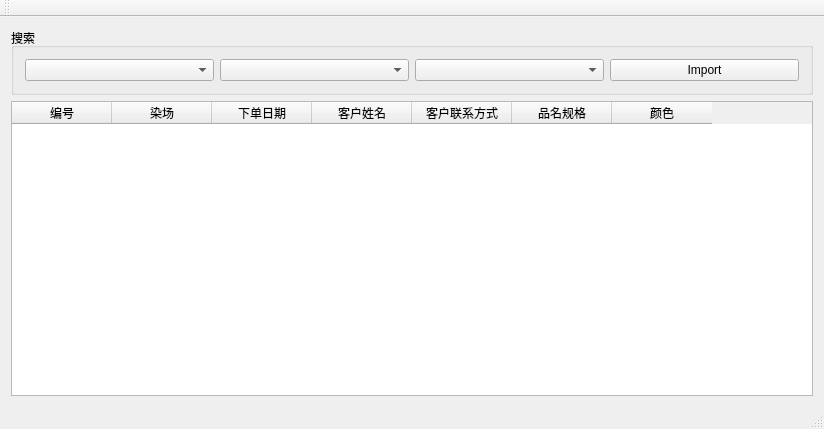
The window that qtcode/linyafangzhi/ui/ui_mainwindow.ui (MingYueRuYa/cprimeprimecode) describes before a commit, drawn with Qt 5.
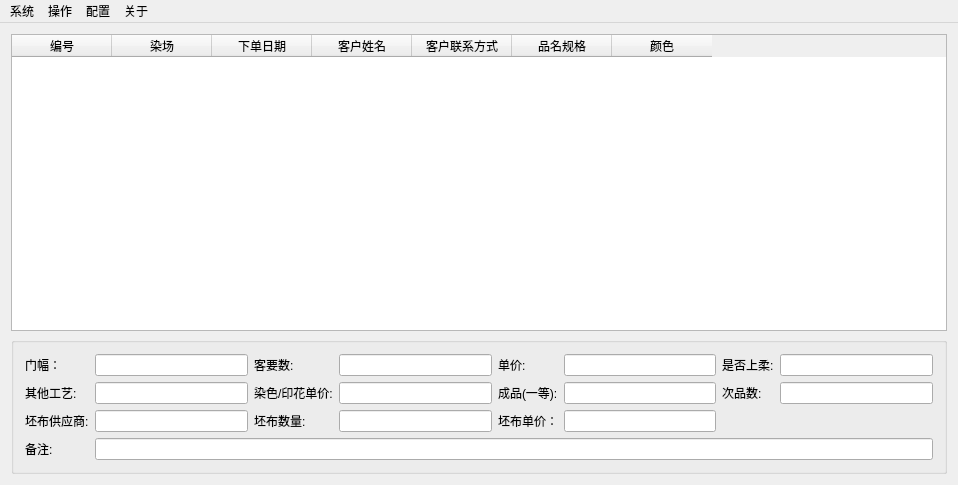
The same window after the commit.

What changed in the file:
```diff
--- a/qtcode/linyafangzhi/ui/ui_mainwindow.ui
+++ b/qtcode/linyafangzhi/ui/ui_mainwindow.ui
@@ -6,62 +6,15 @@
    <rect>
     <x>0</x>
     <y>0</y>
-    <width>824</width>
-    <height>429</height>
+    <width>958</width>
+    <height>485</height>
    </rect>
   </property>
   <property name="windowTitle">
    <string>MainWindow</string>
   </property>
   <widget class="QWidget" name="centralWidget">
-   <layout class="QVBoxLayout" name="verticalLayout_2">
-    <item>
-     <widget class="QGroupBox" name="groupBox">
-      <property name="styleSheet">
-       <string notr="true"/>
-      </property>
-      <property name="title">
-       <string>搜索</string>
-      </property>
-      <layout class="QVBoxLayout" name="verticalLayout">
-       <item>
-        <layout class="QHBoxLayout" name="horizontalLayout">
-         <item>
-          <widget class="QComboBox" name="combo_dyework">
-           <property name="styleSheet">
-            <string notr="true"/>
-           </property>
-          </widget>
-         </item>
-         <item>
-          <widget class="QComboBox" name="combo_clientname">
-           <property name="styleSheet">
-            <string notr="true"/>
-           </property>
-          </widget>
-         </item>
-         <item>
-          <widget class="QComboBox" name="combo_specificationproducts">
-           <property name="styleSheet">
-            <string notr="true"/>
-           </property>
-          </widget>
-         </item>
-         <item>
-          <widget class="QPushButton" name="btn_import">
-           <property name="styleSheet">
-            <string notr="true"/>
-           </property>
-           <property name="text">
-            <string>Import</string>
-           </property>
-          </widget>
-         </item>
-        </layout>
-       </item>
-      </layout>
-     </widget>
-    </item>
+   <layout class="QVBoxLayout" name="verticalLayout_10">
     <item>
      <widget class="QTableWidget" name="tableWidget">
       <attribute name="verticalHeaderVisible">
@@ -104,6 +57,357 @@
       </column>
      </widget>
     </item>
+    <item>
+     <widget class="QGroupBox" name="groupBox">
+      <property name="title">
+       <string/>
+      </property>
+      <layout class="QVBoxLayout" name="verticalLayout_9">
+       <item>
+        <layout class="QHBoxLayout" name="horizontalLayout_5">
+         <item>
+          <layout class="QVBoxLayout" name="verticalLayout">
+           <item>
+            <widget class="QLabel" name="label_5">
+             <property name="sizePolicy">
+              <sizepolicy hsizetype="Fixed" vsizetype="Preferred">
+               <horstretch>0</horstretch>
+               <verstretch>0</verstretch>
+              </sizepolicy>
+             </property>
+             <property name="text">
+              <string>门幅：</string>
+             </property>
+            </widget>
+           </item>
+           <item>
+            <widget class="QLabel" name="label_18">
+             <property name="sizePolicy">
+              <sizepolicy hsizetype="Fixed" vsizetype="Preferred">
+               <horstretch>0</horstretch>
+               <verstretch>0</verstretch>
+              </sizepolicy>
+             </property>
+             <property name="text">
+              <string>其他工艺:</string>
+             </property>
+            </widget>
+           </item>
+           <item>
+            <widget class="QLabel" name="label_23">
+             <property name="sizePolicy">
+              <sizepolicy hsizetype="Fixed" vsizetype="Preferred">
+               <horstretch>0</horstretch>
+               <verstretch>0</verstretch>
+              </sizepolicy>
+             </property>
+             <property name="text">
+              <string>坯布供应商:</string>
+             </property>
+            </widget>
+           </item>
+          </layout>
+         </item>
+         <item>
+          <layout class="QVBoxLayout" name="verticalLayout_2">
+           <item>
+            <widget class="QLineEdit" name="edt_menfu">
+             <property name="maximumSize">
+              <size>
+               <width>16777215</width>
+               <height>16777215</height>
+              </size>
+             </property>
+            </widget>
+           </item>
+           <item>
+            <widget class="QLineEdit" name="edt_othercraftwork">
+             <property name="maximumSize">
+              <size>
+               <width>16777215</width>
+               <height>16777215</height>
+              </size>
+             </property>
+            </widget>
+           </item>
+           <item>
+            <widget class="QLineEdit" name="edt_greyclothsuppiler">
+             <property name="maximumSize">
+              <size>
+               <width>16777215</width>
+               <height>16777215</height>
+              </size>
+             </property>
+            </widget>
+           </item>
+          </layout>
+         </item>
+         <item>
+          <layout class="QVBoxLayout" name="verticalLayout_3">
+           <item>
+            <widget class="QLabel" name="edt_menfu_2">
+             <property name="sizePolicy">
+              <sizepolicy hsizetype="Fixed" vsizetype="Preferred">
+               <horstretch>0</horstretch>
+               <verstretch>0</verstretch>
+              </sizepolicy>
+             </property>
+             <property name="text">
+              <string>客要数:</string>
+             </property>
+            </widget>
+           </item>
+           <item>
+            <widget class="QLabel" name="label_17">
+             <property name="sizePolicy">
+              <sizepolicy hsizetype="Fixed" vsizetype="Preferred">
+               <horstretch>0</horstretch>
+               <verstretch>0</verstretch>
+              </sizepolicy>
+             </property>
+             <property name="text">
+              <string>染色/印花单价:</string>
+             </property>
+            </widget>
+           </item>
+           <item>
+            <widget class="QLabel" name="label_22">
+             <property name="sizePolicy">
+              <sizepolicy hsizetype="Fixed" vsizetype="Preferred">
+               <horstretch>0</horstretch>
+               <verstretch>0</verstretch>
+              </sizepolicy>
+             </property>
+             <property name="text">
+              <string>坯布数量:</string>
+             </property>
+            </widget>
+           </item>
+          </layout>
+         </item>
+         <item>
+          <layout class="QVBoxLayout" name="verticalLayout_4">
+           <item>
+            <widget class="QLineEdit" name="edt_clientcount">
+             <property name="maximumSize">
+              <size>
+               <width>16777215</width>
+               <height>16777215</height>
+              </size>
+             </property>
+            </widget>
+           </item>
+           <item>
+            <widget class="QLineEdit" name="edt_colortextilprintprice">
+             <property name="maximumSize">
+              <size>
+               <width>16777215</width>
+               <height>16777215</height>
+              </size>
+             </property>
+            </widget>
+           </item>
+           <item>
+            <widget class="QLineEdit" name="edt_greyclothcount">
+             <property name="maximumSize">
+              <size>
+               <width>16777215</width>
+               <height>16777215</height>
+              </size>
+             </property>
+            </widget>
+           </item>
+          </layout>
+         </item>
+         <item>
+          <layout class="QVBoxLayout" name="verticalLayout_5">
+           <item>
+            <widget class="QLabel" name="label_7">
+             <property name="sizePolicy">
+              <sizepolicy hsizetype="Fixed" vsizetype="Preferred">
+               <horstretch>0</horstretch>
+               <verstretch>0</verstretch>
+              </sizepolicy>
+             </property>
+             <property name="text">
+              <string>单价:</string>
+             </property>
+            </widget>
+           </item>
+           <item>
+            <widget class="QLabel" name="label_20">
+             <property name="sizePolicy">
+              <sizepolicy hsizetype="Fixed" vsizetype="Preferred">
+               <horstretch>0</horstretch>
+               <verstretch>0</verstretch>
+              </sizepolicy>
+             </property>
+             <property name="text">
+              <string>成品(一等):</string>
+             </property>
+            </widget>
+           </item>
+           <item>
+            <widget class="QLabel" name="label_24">
+             <property name="sizePolicy">
+              <sizepolicy hsizetype="Fixed" vsizetype="Preferred">
+               <horstretch>0</horstretch>
+               <verstretch>0</verstretch>
+              </sizepolicy>
+             </property>
+             <property name="text">
+              <string>坯布单价：</string>
+             </property>
+            </widget>
+           </item>
+          </layout>
+         </item>
+         <item>
+          <layout class="QVBoxLayout" name="verticalLayout_6">
+           <item>
+            <widget class="QLineEdit" name="edt_price">
+             <property name="maximumSize">
+              <size>
+               <width>16777215</width>
+               <height>16777215</height>
+              </size>
+             </property>
+            </widget>
+           </item>
+           <item>
+            <widget class="QLineEdit" name="edt_gradeacount">
+             <property name="maximumSize">
+              <size>
+               <width>16777215</width>
+               <height>16777215</height>
+              </size>
+             </property>
+            </widget>
+           </item>
+           <item>
+            <widget class="QLineEdit" name="edt_greyclothprice">
+             <property name="maximumSize">
+              <size>
+               <width>16777215</width>
+               <height>16777215</height>
+              </size>
+             </property>
+            </widget>
+           </item>
+          </layout>
+         </item>
+         <item>
+          <layout class="QVBoxLayout" name="verticalLayout_7">
+           <item>
+            <widget class="QLabel" name="label_19">
+             <property name="sizePolicy">
+              <sizepolicy hsizetype="Fixed" vsizetype="Preferred">
+               <horstretch>0</horstretch>
+               <verstretch>0</verstretch>
+              </sizepolicy>
+             </property>
+             <property name="text">
+              <string>是否上柔:</string>
+             </property>
+            </widget>
+           </item>
+           <item>
+            <widget class="QLabel" name="label_21">
+             <property name="sizePolicy">
+              <sizepolicy hsizetype="Fixed" vsizetype="Preferred">
+               <horstretch>0</horstretch>
+               <verstretch>0</verstretch>
+              </sizepolicy>
+             </property>
+             <property name="text">
+              <string>次品数:</string>
+             </property>
+            </widget>
+           </item>
+           <item>
+            <widget class="QLabel" name="label_25">
+             <property name="sizePolicy">
+              <sizepolicy hsizetype="Fixed" vsizetype="Preferred">
+               <horstretch>0</horstretch>
+               <verstretch>0</verstretch>
+              </sizepolicy>
+             </property>
+             <property name="text">
+              <string/>
+             </property>
+            </widget>
+           </item>
+          </layout>
+         </item>
+         <item>
+          <layout class="QVBoxLayout" name="verticalLayout_8">
+           <item>
+            <widget class="QLineEdit" name="edt_isshangrou">
+             <property name="maximumSize">
+              <size>
+               <width>16777215</width>
+               <height>16777215</height>
+              </size>
+             </property>
+            </widget>
+           </item>
+           <item>
+            <widget class="QLineEdit" name="edt_gradebcount">
+             <property name="maximumSize">
+              <size>
+               <width>16777215</width>
+               <height>16777215</height>
+              </size>
+             </property>
+            </widget>
+           </item>
+           <item>
+            <widget class="QLabel" name="label_26">
+             <property name="sizePolicy">
+              <sizepolicy hsizetype="Fixed" vsizetype="Preferred">
+               <horstretch>0</horstretch>
+               <verstretch>0</verstretch>
+              </sizepolicy>
+             </property>
+             <property name="text">
+              <string/>
+             </property>
+            </widget>
+           </item>
+          </layout>
+         </item>
+        </layout>
+       </item>
+       <item>
+        <layout class="QHBoxLayout" name="horizontalLayout_6">
+         <item>
+          <widget class="QLabel" name="label_27">
+           <property name="sizePolicy">
+            <sizepolicy hsizetype="Fixed" vsizetype="Preferred">
+             <horstretch>0</horstretch>
+             <verstretch>0</verstretch>
+            </sizepolicy>
+           </property>
+           <property name="text">
+            <string>备注:           </string>
+           </property>
+          </widget>
+         </item>
+         <item>
+          <widget class="QLineEdit" name="edt_greyclothsuppiler_2">
+           <property name="maximumSize">
+            <size>
+             <width>16777215</width>
+             <height>16777215</height>
+            </size>
+           </property>
+          </widget>
+         </item>
+        </layout>
+       </item>
+      </layout>
+     </widget>
+    </item>
    </layout>
   </widget>
   <widget class="QMenuBar" name="menuBar">
@@ -111,20 +415,91 @@
     <rect>
      <x>0</x>
      <y>0</y>
-     <width>824</width>
+     <width>958</width>
      <height>21</height>
     </rect>
    </property>
+   <widget class="QMenu" name="menu">
+    <property name="title">
+     <string>系统</string>
+    </property>
+    <addaction name="action_exit"/>
+   </widget>
+   <widget class="QMenu" name="menu_2">
+    <property name="title">
+     <string>操作</string>
+    </property>
+    <addaction name="action_export"/>
+    <addaction name="action_import"/>
+    <addaction name="separator"/>
+    <addaction name="action_addorder"/>
+    <addaction name="action_deleteorder"/>
+    <addaction name="separator"/>
+    <addaction name="action_opensearchdialog"/>
+   </widget>
+   <widget class="QMenu" name="menu_3">
+    <property name="title">
+     <string>配置</string>
+    </property>
+    <addaction name="action_option"/>
+   </widget>
+   <widget class="QMenu" name="menu_4">
+    <property name="title">
+     <string>关于</string>
+    </property>
+    <addaction name="action_quickguide"/>
+    <addaction name="action_about"/>
+   </widget>
+   <addaction name="menu"/>
+   <addaction name="menu_2"/>
+   <addaction name="menu_3"/>
+   <addaction name="menu_4"/>
   </widget>
-  <widget class="QToolBar" name="mainToolBar">
-   <attribute name="toolBarArea">
-    <enum>TopToolBarArea</enum>
-   </attribute>
-   <attribute name="toolBarBreak">
-    <bool>false</bool>
-   </attribute>
-  </widget>
-  <widget class="QStatusBar" name="statusBar"/>
+  <action name="action_exit">
+   <property name="text">
+    <string>退出</string>
+   </property>
+  </action>
+  <action name="action_export">
+   <property name="text">
+    <string>导入文件</string>
+   </property>
+  </action>
+  <action name="action_import">
+   <property name="text">
+    <string>导出文件</string>
+   </property>
+  </action>
+  <action name="action_quickguide">
+   <property name="text">
+    <string>快速指导</string>
+   </property>
+  </action>
+  <action name="action_about">
+   <property name="text">
+    <string>关于</string>
+   </property>
+  </action>
+  <action name="action_opensearchdialog">
+   <property name="text">
+    <string>打开搜索栏</string>
+   </property>
+  </action>
+  <action name="action_addorder">
+   <property name="text">
+    <string>增加记录</string>
+   </property>
+  </action>
+  <action name="action_deleteorder">
+   <property name="text">
+    <string>删除记录</string>
+   </property>
+  </action>
+  <action name="action_option">
+   <property name="text">
+    <string>选项</string>
+   </property>
+  </action>
  </widget>
  <layoutdefault spacing="6" margin="11"/>
  <resources/>
```
Left out of the diff: 8 changed lines with no effect on the pictures.
